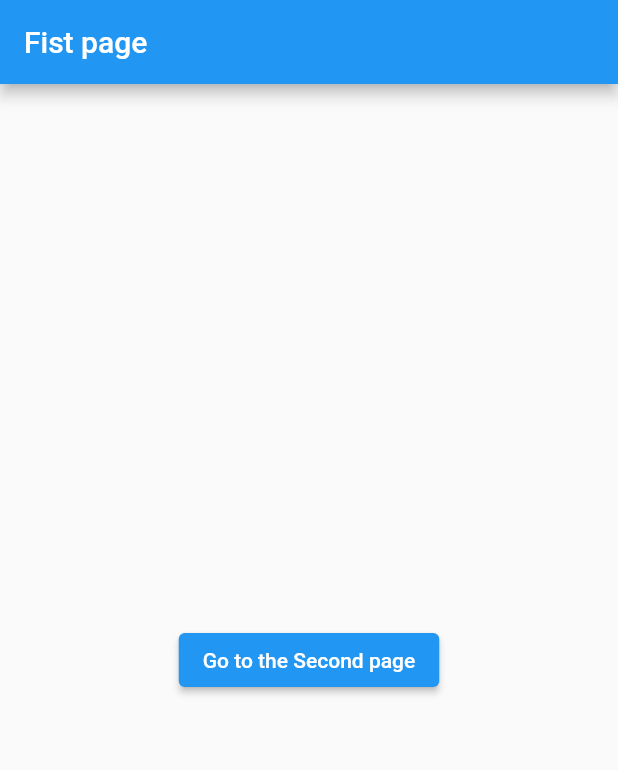
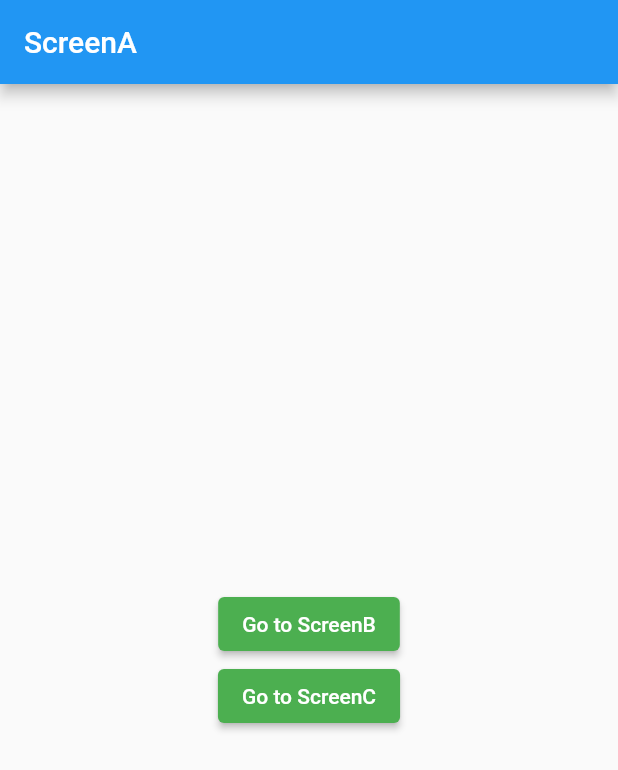
Before and after one commit to simon52g/flutter-study, a Flutter app: the screen it shows after launch, on a phone screen of 412 x 824 dp. Shown: the top 770 px of the screen. Run offline on Flutter 3.47's test engine with Material 2 defaults, Android fonts, the phone set to English and light mode, and no system bars.

Commit message:
main.dart 수정 / ScreenA, ScreenB, ScreenC 생성
Nacigator와 PushNamed method로 main에서 ScreenA~C 페이지로 이동하는 걸
배움

```diff
--- /dev/null
+++ b/lib/ScreenA.dart
@@ -0,0 +1,41 @@
+import 'package:flutter/material.dart';
+
+class ScreenA extends StatelessWidget {
+  const ScreenA({super.key});
+
+  @override
+  Widget build(BuildContext context) {
+    return Scaffold(
+      appBar: AppBar(
+        title: Text('ScreenA'),
+      ),
+      body: Center(
+        child: Column(
+          mainAxisAlignment: MainAxisAlignment.center,
+          children: [
+            ElevatedButton(
+                style: ElevatedButton.styleFrom(primary: Colors.green),
+                child: Text('Go to ScreenB'),
+                onPressed: () {
+                  Navigator.pushNamed(context, '/b');
+                }),
+
+                ElevatedButton(
+                style: ElevatedButton.styleFrom(primary: Colors.green),
+                child: Text('Go to ScreenC'),
+                onPressed: () {
+                  Navigator.pushNamed(context, '/c');
+                }),
+
+          ],
+        ),
+      ),
+    );
+  }
+}
+
+
+// RaiseButton(
+//            color: Colors.red,
+//            child: Text('Go to ScreenB'),
+//            onPressed: (){}),
--- /dev/null
+++ b/lib/ScreenB.dart
@@ -0,0 +1,22 @@
+import 'package:flutter/material.dart';
+
+class ScreenB extends StatelessWidget {
+  const ScreenB({super.key});
+
+  @override
+  Widget build(BuildContext context) {
+    return Scaffold(
+      appBar: AppBar(
+        title: Text('ScreenB'),
+      ),
+      body: Center(
+        child: Text('ScreenB',
+        style: TextStyle(
+          fontSize: 24.0
+        ),
+
+      ),
+      ),
+    );
+  }
+}
--- /dev/null
+++ b/lib/ScreenC.dart
@@ -0,0 +1,22 @@
+import 'package:flutter/material.dart';
+
+class ScreenC extends StatelessWidget {
+  const ScreenC({super.key});
+
+  @override
+  Widget build(BuildContext context) {
+    return Scaffold(
+      appBar: AppBar(
+        title: Text('ScreenC'),
+      ),
+      body: Center(
+        child: Text('ScreenC',
+        style: TextStyle(
+          fontSize: 24.0
+        ),
+
+      ),
+      ),
+    );
+  }
+}
--- a/lib/main.dart
+++ b/lib/main.dart
@@ -1,6 +1,7 @@
-import 'dart:js';
-
 import 'package:flutter/material.dart';
+import 'package:flutter_application_1/ScreenB.dart';
+import 'package:flutter_application_1/ScreenC.dart';
+import 'ScreenA.dart';
 
 void main() => runApp(MyApp());
 
@@ -10,55 +11,12 @@ class MyApp extends StatelessWidget {
   @override
   Widget build(BuildContext context) {
     return MaterialApp(
-      title: 'Myapp',
-      theme: ThemeData(primaryColor: Colors.blue),
-      home: FirstPage(),
+      initialRoute: '/',
+      routes: {
+        '/' :(context) => ScreenA(),
+        '/b' :(context) => ScreenB(),
+        '/c' :(context) => ScreenC()
+      },
     );
   }
 }
-
-class FirstPage extends StatelessWidget {
-  const FirstPage({super.key});
-
-  @override
-  Widget build(BuildContext context2) {
-    return Scaffold(
-      appBar: AppBar(
-        title: Text('Fist page'),
-      ),
-      body: Center(
-        child: ElevatedButton(
-          child: Text('Go to the Second page'),
-          onPressed: () {
-            Navigator.push(
-              context2, MaterialPageRoute(
-                builder: (context) =>SecondPage()
-                ));
-          },
-        ),
-      ),
-    );
-  }
-}
-
-
-class SecondPage extends StatelessWidget {
-  const SecondPage({super.key});
-
-  @override
-  Widget build(BuildContext ctx) {
-    return Scaffold(
-      appBar: AppBar(
-        title: Text('Second page'),
-      ),
-      body: Center(
-        child: ElevatedButton(
-          child: Text('Go to the First page'),
-          onPressed: () {
-            Navigator.pop(ctx);
-           },
-        ),
-      ),
-    );
-  }
-}
```
